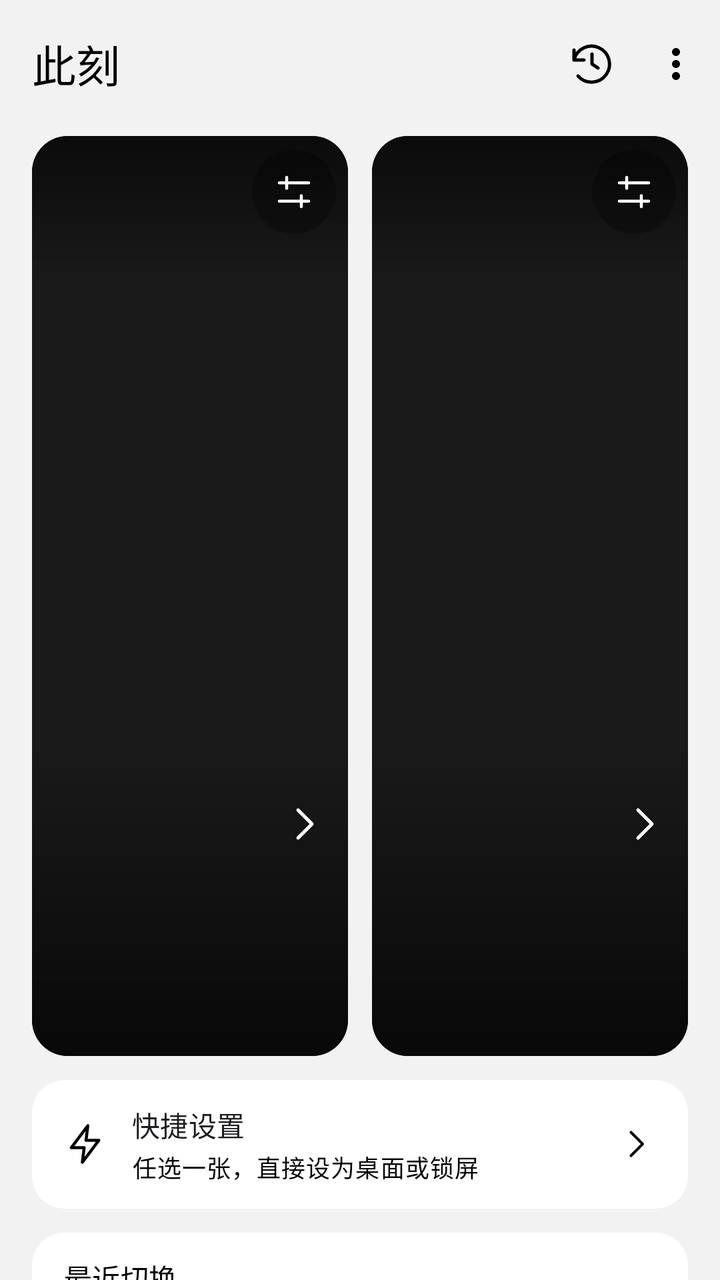
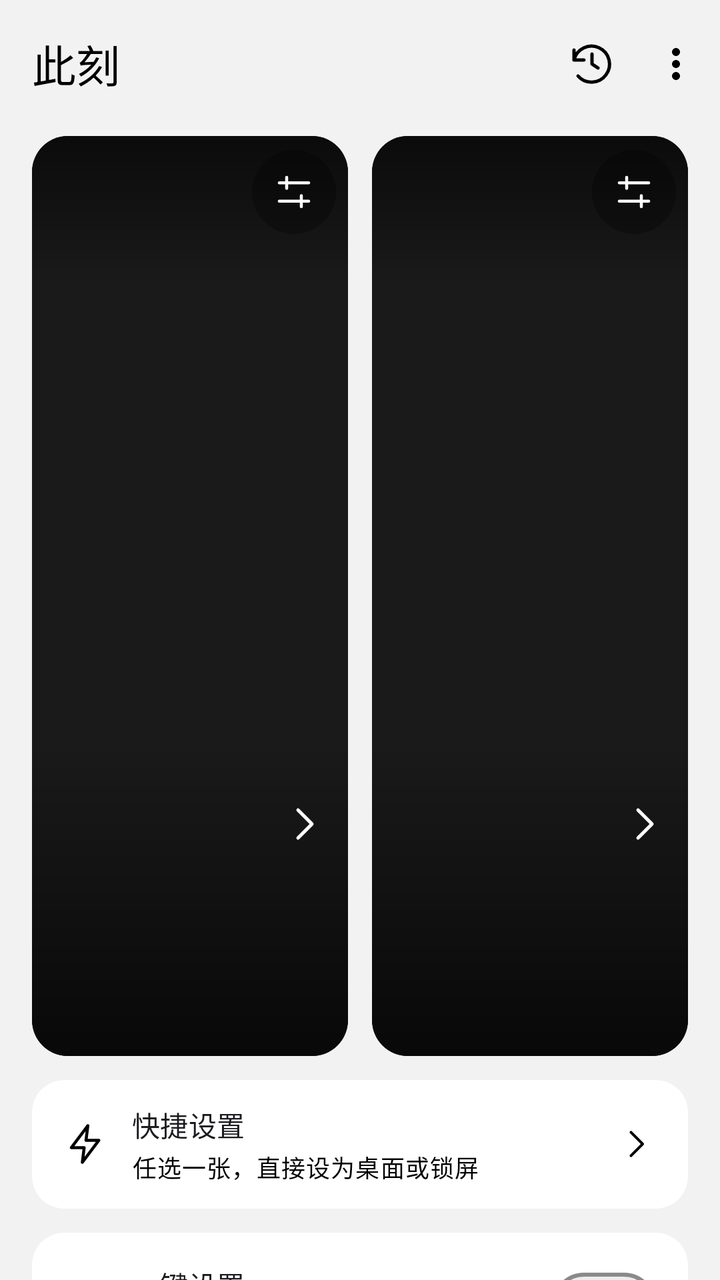

The first picture is an Android layout as it rendered before a commit; the second is the same layout after the commit. The layout source and the unified diff follow.
<!-- AndroidManifest.xml: application theme AppTheme -->
<!-- res/layout/page_now.xml -->
<?xml version="1.0" encoding="utf-8"?>
<LinearLayout xmlns:android="http://schemas.android.com/apk/res/android"
    xmlns:app="http://schemas.android.com/apk/res-auto"
    android:layout_width="match_parent"
    android:layout_height="match_parent"
    android:orientation="vertical">

    <com.google.android.material.appbar.MaterialToolbar
        android:id="@+id/toolbar_now"
        android:layout_width="match_parent"
        android:layout_height="?attr/actionBarSize"
        app:menu="@menu/menu_now"
        app:subtitleTextAppearance="?attr/textAppearanceLabelMedium"
        app:title="@string/tab_now"
        app:titleTextAppearance="?attr/textAppearanceTitleLarge" />

    <androidx.core.widget.NestedScrollView
        android:scrollbars="none"
        android:layout_width="match_parent"
        android:layout_height="0dp"
        android:layout_weight="1"
        android:clipToPadding="false"
        android:overScrollMode="never">

        <LinearLayout
            android:layout_width="match_parent"
            android:layout_height="wrap_content"
            android:orientation="vertical"
            android:paddingStart="16dp"
            android:paddingTop="4dp"
            android:paddingEnd="16dp"
            android:paddingBottom="24dp">

            
            <com.google.android.material.card.MaterialCardView
                android:id="@+id/card_guide"
                style="@style/Widget.Ws.Card.Outlined"
                android:layout_width="match_parent"
                android:layout_height="wrap_content"
                android:layout_marginBottom="12dp"
                android:visibility="gone">

                <LinearLayout
                    android:layout_width="match_parent"
                    android:layout_height="wrap_content"
                    android:orientation="vertical"
                    android:padding="16dp">

                    <TextView
                        android:layout_width="wrap_content"
                        android:layout_height="wrap_content"
                        android:text="@string/guide_title"
                        android:textAppearance="?attr/textAppearanceTitleMedium" />

                    <TextView
                        android:layout_width="wrap_content"
                        android:layout_height="wrap_content"
                        android:layout_marginTop="2dp"
                        android:text="@string/guide_sub"
                        android:textAppearance="?attr/textAppearanceBodySmall"
                        android:textColor="?attr/colorOnSurfaceVariant" />

                    <LinearLayout
                        android:layout_width="match_parent"
                        android:layout_height="wrap_content"
                        android:layout_marginTop="10dp"
                        android:gravity="center_vertical"
                        android:minHeight="48dp"
                        android:orientation="horizontal">

                        <ImageView
                            android:id="@+id/guide_icon_1"
                            android:layout_width="22dp"
                            android:layout_height="22dp"
                            android:contentDescription="@null"
                            android:src="@drawable/ic_circle_outline" />

                        <TextView
                            android:layout_width="0dp"
                            android:layout_height="wrap_content"
                            android:layout_marginStart="12dp"
                            android:layout_weight="1"
                            android:text="@string/guide_step1"
                            android:textAppearance="?attr/textAppearanceBodyMedium" />

                        <Button
                            android:id="@+id/guide_btn_1"
                            style="?attr/materialButtonOutlinedStyle"
                            android:layout_width="wrap_content"
                            android:layout_height="wrap_content"
                            android:text="@string/guide_go_add" />
                    </LinearLayout>

                    <LinearLayout
                        android:layout_width="match_parent"
                        android:layout_height="wrap_content"
                        android:gravity="center_vertical"
                        android:minHeight="48dp"
                        android:orientation="horizontal">

                        <ImageView
                            android:id="@+id/guide_icon_2"
                            android:layout_width="22dp"
                            android:layout_height="22dp"
                            android:contentDescription="@null"
                            android:src="@drawable/ic_circle_outline" />

                        <TextView
                            android:layout_width="0dp"
                            android:layout_height="wrap_content"
                            android:layout_marginStart="12dp"
                            android:layout_weight="1"
                            android:text="@string/guide_step2"
                            android:textAppearance="?attr/textAppearanceBodyMedium" />

                        <Button
                            android:id="@+id/guide_btn_2"
                            style="?attr/materialButtonOutlinedStyle"
                            android:layout_width="wrap_content"
                            android:layout_height="wrap_content"
                            android:text="@string/guide_go_pick" />
                    </LinearLayout>

                    <LinearLayout
                        android:layout_width="match_parent"
                        android:layout_height="wrap_content"
                        android:gravity="center_vertical"
                        android:minHeight="48dp"
                        android:orientation="horizontal">

                        <ImageView
                            android:id="@+id/guide_icon_3"
                            android:layout_width="22dp"
                            android:layout_height="22dp"
                            android:contentDescription="@null"
                            android:src="@drawable/ic_circle_outline" />

                        <TextView
                            android:layout_width="0dp"
                            android:layout_height="wrap_content"
                            android:layout_marginStart="12dp"
                            android:layout_weight="1"
                            android:text="@string/guide_step3"
                            android:textAppearance="?attr/textAppearanceBodyMedium" />

                        <Button
                            android:id="@+id/guide_btn_3"
                            android:layout_width="wrap_content"
                            android:layout_height="wrap_content"
                            android:text="@string/guide_go_enable" />
                    </LinearLayout>
                </LinearLayout>
            </com.google.android.material.card.MaterialCardView>

            
            <LinearLayout
                android:layout_width="match_parent"
                android:layout_height="wrap_content"
                android:orientation="horizontal">

                <include
                    android:id="@+id/now_home"
                    layout="@layout/item_now_scope"
                    android:layout_width="0dp"
                    android:layout_height="460dp"
                    android:layout_marginEnd="6dp"
                    android:layout_weight="1" />

                <include
                    android:id="@+id/now_lock"
                    layout="@layout/item_now_scope"
                    android:layout_width="0dp"
                    android:layout_height="460dp"
                    android:layout_marginStart="6dp"
                    android:layout_weight="1" />
            </LinearLayout>

            
            <com.google.android.material.card.MaterialCardView
                android:id="@+id/card_quick_set"
                android:layout_width="match_parent"
                android:layout_height="wrap_content"
                android:layout_marginTop="12dp"
                android:clickable="true"
                android:focusable="true"
                app:cardCornerRadius="16dp"
                app:cardElevation="0dp"
                app:rippleColor="?attr/colorControlHighlight">

                <LinearLayout
                    android:layout_width="match_parent"
                    android:layout_height="wrap_content"
                    android:gravity="center_vertical"
                    android:minHeight="64dp"
                    android:orientation="horizontal"
                    android:paddingStart="16dp"
                    android:paddingTop="12dp"
                    android:paddingEnd="16dp"
                    android:paddingBottom="12dp">

                    <ImageView
                        android:layout_width="22dp"
                        android:layout_height="22dp"
                        android:contentDescription="@null"
                        android:src="@drawable/ic_bolt"
                        app:tint="?attr/colorOnSurfaceVariant" />

                    <LinearLayout
                        android:layout_width="0dp"
                        android:layout_height="wrap_content"
                        android:layout_marginStart="12dp"
                        android:layout_weight="1"
                        android:orientation="vertical">

                        <TextView
                            android:layout_width="wrap_content"
                            android:layout_height="wrap_content"
                            android:text="@string/design_quick_set_title"
                            android:textAppearance="?attr/textAppearanceTitleSmall" />

                        <TextView
                            android:layout_width="match_parent"
                            android:layout_height="wrap_content"
                            android:layout_marginTop="2dp"
                            android:text="@string/design_quick_set_hint"
                            android:textAppearance="?attr/textAppearanceBodySmall"
                            android:textColor="?attr/colorOnSurfaceVariant" />
                    </LinearLayout>

                    <ImageView
                        android:layout_width="20dp"
                        android:layout_height="20dp"
                        android:layout_marginStart="8dp"
                        android:contentDescription="@null"
                        android:src="@drawable/ic_chevron_right"
                        app:tint="?attr/colorOnSurfaceVariant" />
                </LinearLayout>
            </com.google.android.material.card.MaterialCardView>

            
            <com.google.android.material.card.MaterialCardView
                android:id="@+id/card_recent"
                android:layout_width="match_parent"
                android:layout_height="wrap_content"
                android:layout_marginTop="12dp"
                android:clickable="true"
                android:focusable="true"
                app:rippleColor="?attr/colorControlHighlight">

                
                <LinearLayout
                    android:layout_width="match_parent"
                    android:layout_height="wrap_content"
                    android:gravity="center_vertical"
                    android:orientation="horizontal"
                    android:paddingStart="16dp"
                    android:paddingTop="12dp"
                    android:paddingEnd="16dp"
                    android:paddingBottom="12dp">

                    <LinearLayout
                        android:layout_width="0dp"
                        android:layout_height="wrap_content"
                        android:layout_weight="1"
                        android:orientation="vertical">

                        <TextView
                            android:layout_width="wrap_content"
                            android:layout_height="wrap_content"
                            android:text="@string/now_recent_title"
                            android:textAppearance="@style/TextAppearance.Ws.Section" />

                        <TextView
                            android:id="@+id/tv_timer_status"
                            android:layout_width="match_parent"
                            android:layout_height="wrap_content"
                            android:layout_marginTop="6dp"
                            android:lineSpacingExtra="2dp"
                            android:text="@string/timer_status_none"
                            android:textAppearance="?attr/textAppearanceBodySmall" />

                        <TextView
                            android:id="@+id/tv_switch_log"
                            android:layout_width="match_parent"
                            android:layout_height="wrap_content"
                            android:layout_marginTop="4dp"
                            android:textAppearance="?attr/textAppearanceBodySmall"
                            android:textColor="?attr/colorOnSurfaceVariant" />
                    </LinearLayout>

                    <ImageView
                        android:layout_width="20dp"
                        android:layout_height="20dp"
                        android:layout_marginStart="8dp"
                        android:contentDescription="@null"
                        android:src="@drawable/ic_chevron_right"
                        app:tint="?attr/colorOnSurfaceVariant" />
                </LinearLayout>
            </com.google.android.material.card.MaterialCardView>
        </LinearLayout>
    </androidx.core.widget.NestedScrollView>
</LinearLayout>
<!-- res/layout/item_now_scope.xml (included above) -->
<?xml version="1.0" encoding="utf-8"?>
<com.google.android.material.card.MaterialCardView xmlns:android="http://schemas.android.com/apk/res/android"
    xmlns:app="http://schemas.android.com/apk/res-auto"
    android:layout_width="0dp"
    android:layout_height="match_parent"
    android:layout_weight="1"
    app:cardBackgroundColor="@color/now_card_bg"
    app:cardCornerRadius="18dp"
    app:cardElevation="0dp"
    app:strokeWidth="0dp">

    <FrameLayout
        android:id="@+id/now_preview"
        android:layout_width="match_parent"
        android:layout_height="match_parent"
        android:background="@color/now_card_bg"
        android:clickable="true"
        android:focusable="true">

        <com.google.android.material.imageview.ShapeableImageView
            android:id="@+id/img_now_thumb"
            android:layout_width="match_parent"
            android:layout_height="match_parent"
            android:contentDescription="@string/thumb_desc"
            android:scaleType="centerCrop"
            app:shapeAppearanceOverlay="@style/RoundedNowCard" />

        <View
            android:layout_width="match_parent"
            android:layout_height="76dp"
            android:layout_gravity="top"
            android:background="@drawable/scrim_top" />

        <View
            android:layout_width="match_parent"
            android:layout_height="160dp"
            android:layout_gravity="bottom"
            android:background="@drawable/scrim_bottom" />

        <LinearLayout
            android:layout_width="match_parent"
            android:layout_height="56dp"
            android:layout_gravity="top"
            android:gravity="center_vertical"
            android:orientation="horizontal"
            android:paddingStart="12dp"
            android:paddingEnd="6dp">

            <LinearLayout
                android:layout_width="0dp"
                android:layout_height="wrap_content"
                android:layout_weight="1"
                android:gravity="center_vertical"
                android:orientation="horizontal">

                <ImageView
                    android:id="@+id/img_now_scope"
                    android:layout_width="15dp"
                    android:layout_height="15dp"
                    android:contentDescription="@null"
                    app:tint="@color/image_ink" />

                <TextView
                    android:id="@+id/tv_now_scope"
                    android:layout_width="wrap_content"
                    android:layout_height="wrap_content"
                    android:layout_marginStart="5dp"
                    android:ellipsize="end"
                    android:maxLines="1"
                    android:textAppearance="?attr/textAppearanceTitleSmall"
                    android:textColor="@color/image_ink" />
            </LinearLayout>

            <ImageButton
                android:id="@+id/btn_now_settings"
                android:layout_width="42dp"
                android:layout_height="42dp"
                android:background="@drawable/image_tool_bg"
                android:contentDescription="@string/design_scope_settings"
                android:padding="10dp"
                android:scaleType="centerInside"
                android:src="@drawable/ic_settings"
                app:tint="@color/image_ink" />
        </LinearLayout>

        <LinearLayout
            android:layout_width="match_parent"
            android:layout_height="wrap_content"
            android:layout_gravity="bottom"
            android:orientation="vertical"
            android:paddingStart="10dp"
            android:paddingEnd="10dp"
            android:paddingBottom="12dp">

            <TextView
                android:id="@+id/tv_now_lib"
                android:layout_width="match_parent"
                android:layout_height="wrap_content"
                android:background="?attr/selectableItemBackgroundBorderless"
                android:clickable="true"
                android:drawableEnd="@drawable/ic_chevron_right"
                android:drawablePadding="4dp"
                android:drawableTint="@color/image_ink"
                android:ellipsize="end"
                android:focusable="true"
                android:gravity="center_vertical"
                android:maxLines="1"
                android:minHeight="34dp"
                android:paddingStart="2dp"
                android:textAppearance="?attr/textAppearanceTitleSmall"
                android:textColor="@color/image_ink" />

            <TextView
                android:id="@+id/tv_now_desc"
                android:layout_width="match_parent"
                android:layout_height="wrap_content"
                android:paddingStart="2dp"
                android:textAppearance="?attr/textAppearanceBodySmall"
                android:textColor="@color/image_ink_dim" />

            <LinearLayout
                android:layout_width="match_parent"
                android:layout_height="wrap_content"
                android:layout_marginTop="8dp"
                android:gravity="center"
                android:orientation="horizontal">

                <Button
                    android:id="@+id/btn_now_prev"
                    style="?attr/materialIconButtonStyle"
                    android:layout_width="0dp"
                    android:layout_height="44dp"
                    android:layout_weight="1"
                    android:minWidth="0dp"
                    android:contentDescription="@string/notif_action_prev"
                    app:icon="@drawable/ic_skip_previous"
                    app:iconTint="@color/image_ink" />

                <Button
                    android:id="@+id/btn_now_pause"
                    style="?attr/materialIconButtonStyle"
                    android:layout_width="44dp"
                    android:layout_height="44dp"
                    android:contentDescription="@string/design_pause_switch"
                    android:gravity="center"
                    android:paddingStart="12dp"
                    android:paddingTop="12dp"
                    android:paddingEnd="12dp"
                    android:paddingBottom="12dp"
                    app:backgroundTint="@color/image_control_bg"
                    app:icon="@drawable/ic_pause"
                    app:iconGravity="textStart"
                    app:iconTint="@color/image_ink" />

                <Button
                    android:id="@+id/btn_now_next"
                    style="?attr/materialIconButtonStyle"
                    android:layout_width="0dp"
                    android:layout_height="44dp"
                    android:layout_weight="1"
                    android:minWidth="0dp"
                    android:contentDescription="@string/notif_action_next"
                    app:icon="@drawable/ic_skip_next"
                    app:iconTint="@color/image_ink" />
            </LinearLayout>

            <TextView
                android:id="@+id/tv_now_next"
                android:layout_width="match_parent"
                android:layout_height="wrap_content"
                android:gravity="center"
                android:paddingTop="4dp"
                android:textAppearance="?attr/textAppearanceLabelSmall"
                android:textColor="@color/image_ink_dim" />
        </LinearLayout>
    </FrameLayout>
</com.google.android.material.card.MaterialCardView>
<!-- resources referenced by this layout -->
<resources>
  <color name="image_control_bg">#33FFFFFF</color>
  <color name="image_ink">#FFFFFF</color>
  <color name="image_ink_dim">#CCFFFFFF</color>
  <color name="now_card_bg">#1A1A1A</color>
  <string name="design_pause_switch">暂停自动切换</string>
  <string name="design_quick_set_hint">任选一张，直接设为桌面或锁屏</string>
  <string name="design_quick_set_title">快捷设置</string>
  <string name="design_scope_settings">切换设置</string>
  <string name="guide_go_add">去添加</string>
  <string name="guide_go_enable">去开启</string>
  <string name="guide_go_pick">选择</string>
  <string name="guide_step1">新建一个库并添加壁纸</string>
  <string name="guide_step2">为桌面选一个壁纸库</string>
  <string name="guide_step3">把本应用设为动态壁纸</string>
  <string name="guide_sub">做完这三步，桌面就由本应用按时自动换壁纸</string>
  <string name="guide_title">三步开始</string>
  <string name="notif_action_next">下一张</string>
  <string name="notif_action_prev">上一张</string>
  <string name="now_recent_title">最近切换</string>
  <string name="tab_now">此刻</string>
  <string name="thumb_desc">壁纸缩略图</string>
  <string name="timer_status_none">两个范围都未设置壁纸库（范围卡片选好库后按各自间隔到点自动切）</string>
  <style name="RoundedNowCard">
          <item name="cornerFamily">rounded</item>
          <item name="cornerSize">18dp</item>
      </style>
  <color name="image_tool_bg">#4D000000</color>
  <color name="m3_primary">#4A4A4A</color>
  <color name="m3_on_surface">#000000</color>
  <color name="m3_on_primary">#FFFFFF</color>
  <color name="m3_primary_container">#E7E7E7</color>
  <color name="m3_on_primary_container">#000000</color>
  <color name="m3_inverse_primary">#D6D6D6</color>
  <color name="m3_secondary">#5C5C5C</color>
  <color name="m3_on_secondary">#FFFFFF</color>
  <color name="m3_secondary_container">#E7E7E7</color>
  <color name="m3_on_secondary_container">#000000</color>
  <color name="m3_tertiary">#6A6A6A</color>
  <color name="m3_on_tertiary">#FFFFFF</color>
  <color name="m3_tertiary_container">#EDEDED</color>
  <color name="m3_on_tertiary_container">#000000</color>
  <color name="m3_error">#BA1A1A</color>
  <color name="m3_on_error">#FFFFFF</color>
  <color name="m3_error_container">#FFDAD6</color>
  <color name="m3_on_error_container">#410002</color>
  <color name="m3_surface">#F2F2F2</color>
  <color name="m3_surface_variant">#E3E3E3</color>
  <color name="m3_on_surface_variant">#000000</color>
  <color name="m3_inverse_surface">#2E2E2E</color>
  <color name="m3_inverse_on_surface">#F2F2F2</color>
  <color name="m3_outline">#8A8A8A</color>
  <color name="m3_outline_variant">#DCDCDC</color>
  <color name="m3_surface_container_lowest">#FFFFFF</color>
  <color name="m3_surface_container_low">#FFFFFF</color>
  <color name="m3_surface_container">#FAFAFA</color>
  <color name="m3_surface_container_high">#FFFFFF</color>
  <color name="m3_surface_container_highest">#EDEDED</color>
  <color name="m3_surface_dim">#E6E6E6</color>
  <color name="m3_surface_bright">#FFFFFF</color>
  <style name="Shape.Ws.Small" parent="">
          <item name="cornerFamily">rounded</item>
          <item name="cornerSize">8dp</item>
      </style>
  <style name="Shape.Ws.Large" parent="">
          <item name="cornerFamily">rounded</item>
          <item name="cornerSize">24dp</item>
      </style>
  <color name="page_bg">#F2F2F2</color>
  <!-- unchanged entries left out for length: 24 -->
</resources>

<!-- the commit's change to res/layout/page_now.xml (unified diff, before → after) -->
@@ -234,6 +234,70 @@
                         android:contentDescription="@null"
                         android:src="@drawable/ic_chevron_right"
                         app:tint="?attr/colorOnSurfaceVariant" />
+                </LinearLayout>
+            </com.google.android.material.card.MaterialCardView>
+
+            
+            <com.google.android.material.card.MaterialCardView
+                android:id="@+id/card_pinned"
+                android:layout_width="match_parent"
+                android:layout_height="wrap_content"
+                android:layout_marginTop="12dp"
+                android:clickable="true"
+                android:focusable="true"
+                app:cardCornerRadius="16dp"
+                app:cardElevation="0dp"
+                app:rippleColor="?attr/colorControlHighlight">
+
+                <LinearLayout
+                    android:layout_width="match_parent"
+                    android:layout_height="wrap_content"
+                    android:gravity="center_vertical"
+                    android:minHeight="64dp"
+                    android:orientation="horizontal"
+                    android:paddingStart="16dp"
+                    android:paddingTop="12dp"
+                    android:paddingEnd="16dp"
+                    android:paddingBottom="12dp">
+
+                    <ImageView
+                        android:layout_width="22dp"
+                        android:layout_height="22dp"
+                        android:contentDescription="@null"
+                        android:src="@drawable/ic_push_pin"
+                        app:tint="?attr/colorOnSurfaceVariant" />
+
+                    <LinearLayout
+                        android:layout_width="0dp"
+                        android:layout_height="wrap_content"
+                        android:layout_marginStart="12dp"
+                        android:layout_weight="1"
+                        android:orientation="vertical">
+
+                        <TextView
+                            android:layout_width="wrap_content"
+                            android:layout_height="wrap_content"
+                            android:text="@string/now_pinned_title"
+                            android:textAppearance="?attr/textAppearanceTitleSmall" />
+
+                        <TextView
+                            android:id="@+id/tv_pinned"
+                            android:layout_width="match_parent"
+                            android:layout_height="wrap_content"
+                            android:layout_marginTop="2dp"
+                            android:ellipsize="end"
+                            android:maxLines="1"
+                            android:text="@string/pinned_unset"
+                            android:textAppearance="?attr/textAppearanceBodySmall"
+                            android:textColor="?attr/colorOnSurfaceVariant" />
+                    </LinearLayout>
+
+                    <com.google.android.material.materialswitch.MaterialSwitch
+                        android:id="@+id/switch_pinned"
+                        android:layout_width="wrap_content"
+                        android:layout_height="wrap_content"
+                        android:layout_marginStart="8dp"
+                        android:background="@null" />
                 </LinearLayout>
             </com.google.android.material.card.MaterialCardView>
 
<!-- resource entries referenced after the edit -->
@@ -4,6 +4,21 @@
   <color name="image_ink">#FFFFFF</color>
   <color name="image_ink_dim">#CCFFFFFF</color>
   <color name="now_card_bg">#1A1A1A</color>
+  <!-- drawable ic_push_pin (drawable) -->
+  <?xml version="1.0" encoding="utf-8"?>
+  <vector xmlns:android="http://schemas.android.com/apk/res/android"
+      android:width="24dp"
+      android:height="24dp"
+      android:viewportWidth="24"
+      android:viewportHeight="24">
+      <path
+          android:fillColor="@android:color/transparent"
+          android:pathData="M8,3h8l-1,6 4,4H5l4,-4z M12,13v8"
+          android:strokeColor="#FF000000"
+          android:strokeLineCap="round"
+          android:strokeLineJoin="round"
+          android:strokeWidth="1.65" />
+  </vector>
   <string name="design_pause_switch">暂停自动切换</string>
   <string name="design_quick_set_hint">任选一张，直接设为桌面或锁屏</string>
   <string name="design_quick_set_title">快捷设置</string>
@@ -18,7 +33,9 @@
   <string name="guide_title">三步开始</string>
   <string name="notif_action_next">下一张</string>
   <string name="notif_action_prev">上一张</string>
+  <string name="now_pinned_title">一键设置</string>
   <string name="now_recent_title">最近切换</string>
+  <string name="pinned_unset">未设置 · 点按选一张</string>
   <string name="tab_now">此刻</string>
   <string name="thumb_desc">壁纸缩略图</string>
   <string name="timer_status_none">两个范围都未设置壁纸库（范围卡片选好库后按各自间隔到点自动切）</string>
